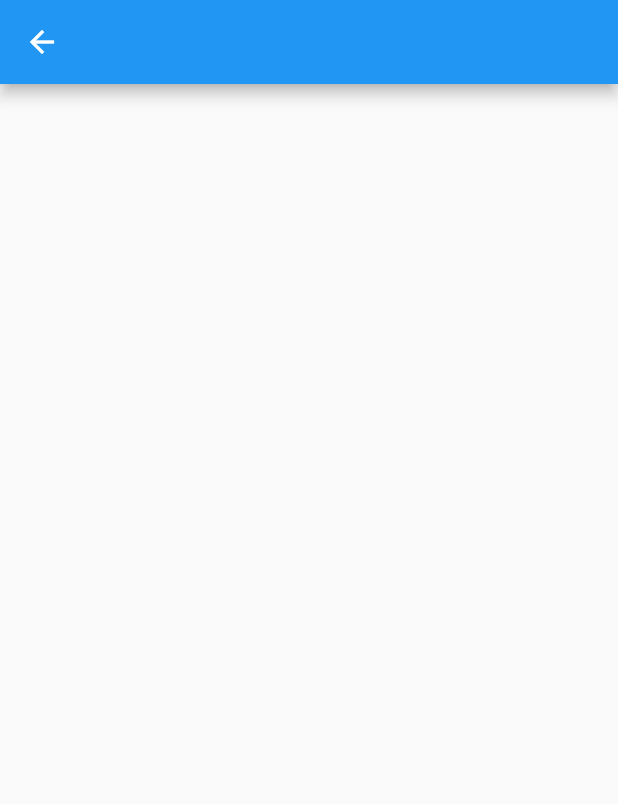
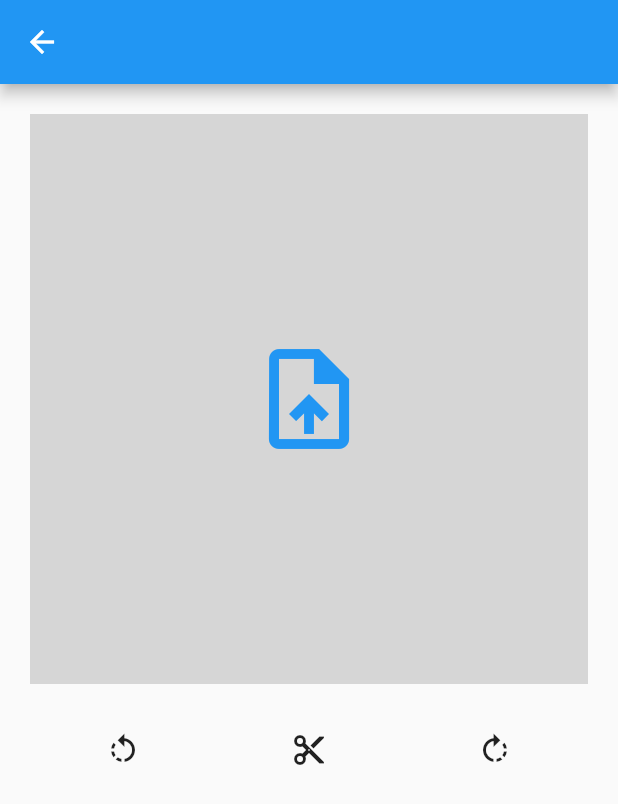
Before and after one commit to rogerordaz1/Memes, a Flutter app: the SubirFoto screen opened by its route, on a phone screen of 412 x 824 dp. Shown: the top 804 px of the screen. Run offline on Flutter 3.47's test engine with Material 2 defaults, Android fonts, the phone set to English and light mode, and no system bars; our stand-ins replace image_cropper, image_picker, like_button; network calls fail.

Commit message:
Con lo de editar imagen pero da error

```diff
--- a/lib/models/now_response.dart
+++ b/lib/models/now_response.dart
@@ -1,3 +1,7 @@
+// To parse this JSON data, do
+//
+//     final welcome = welcomeFromMap(jsonString);
+
 import 'dart:convert';
 
 class Memes {
@@ -5,21 +9,23 @@ class Memes {
     required this.id,
     required this.title,
     required this.active,
-    required this.attribs,
+    this.attribs,
+    this.idUser,
     required this.publishedAt,
     required this.createdAt,
     required this.updatedAt,
-    required this.imagen,
+    required this.image,
   });
 
   int id;
   String title;
-  bool active;
+  bool? active;
   dynamic attribs;
+  dynamic idUser;
   DateTime publishedAt;
   DateTime createdAt;
   DateTime updatedAt;
-  List<Imagen> imagen;
+  List<Imagen> image;
 
   factory Memes.fromJson(String str) => Memes.fromMap(json.decode(str));
 
@@ -30,10 +36,11 @@ class Memes {
         title: json["title"],
         active: json["active"],
         attribs: json["attribs"],
+        idUser: json["id_user"],
         publishedAt: DateTime.parse(json["published_at"]),
         createdAt: DateTime.parse(json["created_at"]),
         updatedAt: DateTime.parse(json["updated_at"]),
-        imagen: List<Imagen>.from(json["image"].map((x) => Imagen.fromMap(x))),
+        image: List<Imagen>.from(json["image"].map((x) => Imagen.fromMap(x))),
       );
 
   Map<String, dynamic> toMap() => {
@@ -41,10 +48,11 @@ class Memes {
         "title": title,
         "active": active,
         "attribs": attribs,
+        "id_user": idUser,
         "published_at": publishedAt.toIso8601String(),
         "created_at": createdAt.toIso8601String(),
         "updated_at": updatedAt.toIso8601String(),
-        "image": List<dynamic>.from(imagen.map((x) => x.toMap())),
+        "image": List<dynamic>.from(image.map((x) => x.toMap())),
       };
 }
 
@@ -52,8 +60,8 @@ class Imagen {
   Imagen({
     required this.id,
     required this.name,
-    required this.alternativeText,
-    required this.caption,
+    this.alternativeText,
+    this.caption,
     required this.width,
     required this.height,
     required this.formats,
@@ -62,17 +70,17 @@ class Imagen {
     required this.mime,
     required this.size,
     required this.url,
-    required this.previewUrl,
+    this.previewUrl,
     required this.provider,
-    required this.providerMetadata,
+    this.providerMetadata,
     required this.createdAt,
     required this.updatedAt,
   });
 
   int id;
   String name;
-  String alternativeText;
-  String caption;
+  String? alternativeText;
+  String? caption;
   int width;
   int height;
   Formats formats;
@@ -139,29 +147,30 @@ class Formats {
     required this.small,
   });
 
-  Medium thumbnail;
-  Medium medium;
-  Medium small;
+  Thumbnail? thumbnail;
+  Thumbnail? medium;
+  Thumbnail? small;
 
   factory Formats.fromJson(String str) => Formats.fromMap(json.decode(str));
 
   String toJson() => json.encode(toMap());
 
   factory Formats.fromMap(Map<String, dynamic> json) => Formats(
-        thumbnail: Medium.fromMap(json["thumbnail"]),
-        medium: Medium.fromMap(json["medium"]),
-        small: Medium.fromMap(json["small"]),
+        thumbnail: Thumbnail.fromMap(json["thumbnail"]),
+        medium:
+            json["medium"] == null ? null : Thumbnail.fromMap(json["medium"]),
+        small: json["small"] == null ? null : Thumbnail.fromMap(json["small"]),
       );
 
   Map<String, dynamic> toMap() => {
-        "thumbnail": thumbnail.toMap(),
-        "medium": medium.toMap(),
-        "small": small.toMap(),
+        "thumbnail": thumbnail!.toMap(),
+        "medium": medium == null ? null : medium!.toMap(),
+        "small": small == null ? null : small!.toMap(),
       };
 }
 
-class Medium {
-  Medium({
+class Thumbnail {
+  Thumbnail({
     required this.name,
     required this.hash,
     required this.ext,
@@ -169,7 +178,7 @@ class Medium {
     required this.width,
     required this.height,
     required this.size,
-    required this.path,
+    this.path,
     required this.url,
   });
 
@@ -183,11 +192,11 @@ class Medium {
   dynamic path;
   String url;
 
-  factory Medium.fromJson(String str) => Medium.fromMap(json.decode(str));
+  factory Thumbnail.fromJson(String str) => Thumbnail.fromMap(json.decode(str));
 
   String toJson() => json.encode(toMap());
 
-  factory Medium.fromMap(Map<String, dynamic> json) => Medium(
+  factory Thumbnail.fromMap(Map<String, dynamic> json) => Thumbnail(
         name: json["name"],
         hash: json["hash"],
         ext: json["ext"],
--- a/lib/screens/subir_foto.dart
+++ b/lib/screens/subir_foto.dart
@@ -1,7 +1,70 @@
+import 'dart:io';
+
 import 'package:flutter/material.dart';
+import 'package:flutter/services.dart';
 
-class SubirFoto extends StatelessWidget {
+import 'package:image_picker/image_picker.dart';
+import 'package:image_cropper/image_cropper.dart';
+
+class SubirFoto extends StatefulWidget {
   const SubirFoto({Key? key}) : super(key: key);
+
+  @override
+  State<SubirFoto> createState() => _SubirFotoState();
+}
+
+class _SubirFotoState extends State<SubirFoto> {
+  File? image;
+
+  Future selectedImage() async {
+    try {
+      final image = await ImagePicker().pickImage(source: ImageSource.gallery);
+      if (image == null) return;
+
+      final imageTemporal = File(image.path);
+      setState(() {
+        this.image = imageTemporal;
+      });
+    } on PlatformException catch (e) {
+      print('Fallo al cargar la imgen');
+    }
+  }
+
+  Future<void> _cropImage() async {
+    File? croppedFile = await ImageCropper.cropImage(
+        sourcePath: image!.path,
+        aspectRatioPresets: Platform.isAndroid
+            ? [
+                CropAspectRatioPreset.square,
+                CropAspectRatioPreset.ratio3x2,
+                CropAspectRatioPreset.original,
+                CropAspectRatioPreset.ratio4x3,
+                CropAspectRatioPreset.ratio16x9
+              ]
+            : [
+                CropAspectRatioPreset.original,
+                CropAspectRatioPreset.square,
+                CropAspectRatioPreset.ratio3x2,
+                CropAspectRatioPreset.ratio4x3,
+                CropAspectRatioPreset.ratio5x3,
+                CropAspectRatioPreset.ratio5x4,
+                CropAspectRatioPreset.ratio7x5,
+                CropAspectRatioPreset.ratio16x9
+              ],
+        androidUiSettings: const AndroidUiSettings(
+            toolbarTitle: 'Cropper',
+            toolbarColor: Colors.deepOrange,
+            toolbarWidgetColor: Colors.white,
+            initAspectRatio: CropAspectRatioPreset.original,
+            lockAspectRatio: false),
+        iosUiSettings: const IOSUiSettings(
+          title: 'Cropper',
+        ));
+    if (croppedFile != null) {
+      image = croppedFile;
+      setState(() {});
+    }
+  }
 
   @override
   Widget build(BuildContext context) {
@@ -9,6 +72,53 @@ class SubirFoto extends StatelessWidget {
       appBar: AppBar(
         actions: const [],
       ),
+      body: Padding(
+        padding: const EdgeInsets.all(20.0),
+        child: Column(
+          mainAxisAlignment: MainAxisAlignment.start,
+          children: [
+            image == null
+                ? Container(
+                    width: 380,
+                    height: 380,
+                    color: Colors.grey[350],
+                    child: GestureDetector(
+                      onTap: () => selectedImage(),
+                      child: const Icon(
+                        Icons.upload_file_outlined,
+                        color: Colors.blue,
+                        size: 80,
+                      ),
+                    ),
+                  )
+                : Container(
+                    width: 380,
+                    height: 380,
+                    color: Colors.grey[350],
+                    child: Image.file(
+                      image!,
+                      fit: BoxFit.fill,
+                    ),
+                  ),
+            const SizedBox(
+              height: 20,
+            ),
+            Row(
+              mainAxisAlignment: MainAxisAlignment.spaceAround,
+              children: [
+                IconButton(
+                    onPressed: () {},
+                    icon: const Icon(Icons.rotate_left_outlined)),
+                IconButton(
+                    onPressed: () => _cropImage(), icon: const Icon(Icons.cut)),
+                IconButton(
+                    onPressed: () {},
+                    icon: const Icon(Icons.rotate_right_outlined)),
+              ],
+            ),
+          ],
+        ),
+      ),
     );
   }
 }
--- a/lib/services/mem_service.dart
+++ b/lib/services/mem_service.dart
@@ -23,7 +23,7 @@ class MemService extends ChangeNotifier {
     for (var i = 0; i < decodedResp.length; i++) {
       final Map<String, dynamic> resp = decodedResp[i];
       final respuesta = Memes.fromMap(resp);
-      ondisplay.addAll(respuesta.imagen);
+      ondisplay.addAll(respuesta.image);
     }
 
     print(ondisplay.length);
--- a/pubspec.yaml
+++ b/pubspec.yaml
@@ -38,6 +38,8 @@ dependencies:
   provider: ^6.0.1
   flutter_secure_storage: ^5.0.2
   like_button: ^2.0.4
+  image_picker: ^0.8.4+4
+  image_cropper: ^1.4.1
 
 
 dev_dependencies:
```
Also changed, not shown: pubspec.lock, 1 other file.
